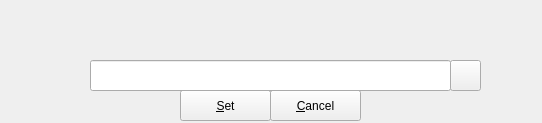
This is src/options.ui in mhogomchungu/cryfs-gui as Qt 5 draws it before an edit. The edited form follows.
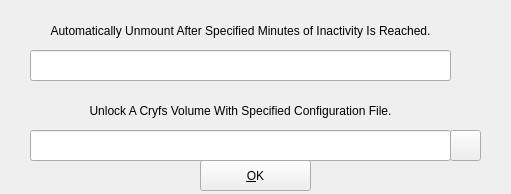
This is the edited form.

```diff
--- a/src/options.ui
+++ b/src/options.ui
@@ -9,8 +9,8 @@
    <rect>
     <x>0</x>
     <y>0</y>
-    <width>542</width>
-    <height>123</height>
+    <width>511</width>
+    <height>194</height>
    </rect>
   </property>
   <property name="windowTitle">
@@ -19,36 +19,23 @@
   <widget class="QWidget" name="centralWidget" native="true">
    <property name="geometry">
     <rect>
-     <x>0</x>
-     <y>10</y>
-     <width>541</width>
-     <height>111</height>
+     <x>10</x>
+     <y>0</y>
+     <width>491</width>
+     <height>191</height>
     </rect>
    </property>
    <widget class="QPushButton" name="pbSet">
     <property name="geometry">
      <rect>
-      <x>180</x>
-      <y>80</y>
-      <width>91</width>
+      <x>190</x>
+      <y>160</y>
+      <width>111</width>
       <height>31</height>
      </rect>
     </property>
     <property name="text">
-     <string>&amp;Set</string>
-    </property>
-   </widget>
-   <widget class="QPushButton" name="pbCancel">
-    <property name="geometry">
-     <rect>
-      <x>270</x>
-      <y>80</y>
-      <width>91</width>
-      <height>31</height>
-     </rect>
-    </property>
-    <property name="text">
-     <string>&amp;Cancel</string>
+     <string>&amp;OK</string>
     </property>
    </widget>
    <widget class="QLabel" name="label_2">
@@ -73,9 +60,9 @@
    <widget class="QLineEdit" name="lineEditKey">
     <property name="geometry">
      <rect>
-      <x>90</x>
-      <y>50</y>
-      <width>361</width>
+      <x>20</x>
+      <y>130</y>
+      <width>421</width>
       <height>31</height>
      </rect>
     </property>
@@ -83,8 +70,8 @@
    <widget class="QPushButton" name="pushButton">
     <property name="geometry">
      <rect>
-      <x>450</x>
-      <y>50</y>
+      <x>440</x>
+      <y>130</y>
       <width>31</width>
       <height>31</height>
      </rect>
@@ -93,6 +80,54 @@
      <string/>
     </property>
    </widget>
+   <widget class="QLabel" name="label">
+    <property name="geometry">
+     <rect>
+      <x>20</x>
+      <y>90</y>
+      <width>421</width>
+      <height>41</height>
+     </rect>
+    </property>
+    <property name="text">
+     <string>Unlock A Cryfs Volume With Specified Configuration File.</string>
+    </property>
+    <property name="alignment">
+     <set>Qt::AlignCenter</set>
+    </property>
+    <property name="wordWrap">
+     <bool>true</bool>
+    </property>
+   </widget>
+   <widget class="QLineEdit" name="lineEditIdleTime">
+    <property name="geometry">
+     <rect>
+      <x>20</x>
+      <y>50</y>
+      <width>421</width>
+      <height>31</height>
+     </rect>
+    </property>
+   </widget>
+   <widget class="QLabel" name="label_3">
+    <property name="geometry">
+     <rect>
+      <x>20</x>
+      <y>10</y>
+      <width>421</width>
+      <height>41</height>
+     </rect>
+    </property>
+    <property name="text">
+     <string>Automatically Unmount After Specified Minutes of Inactivity Is Reached.</string>
+    </property>
+    <property name="alignment">
+     <set>Qt::AlignCenter</set>
+    </property>
+    <property name="wordWrap">
+     <bool>true</bool>
+    </property>
+   </widget>
   </widget>
  </widget>
  <layoutdefault spacing="6" margin="11"/>
```
Left out of the diff: 9 changed lines with no effect on the pictures.
